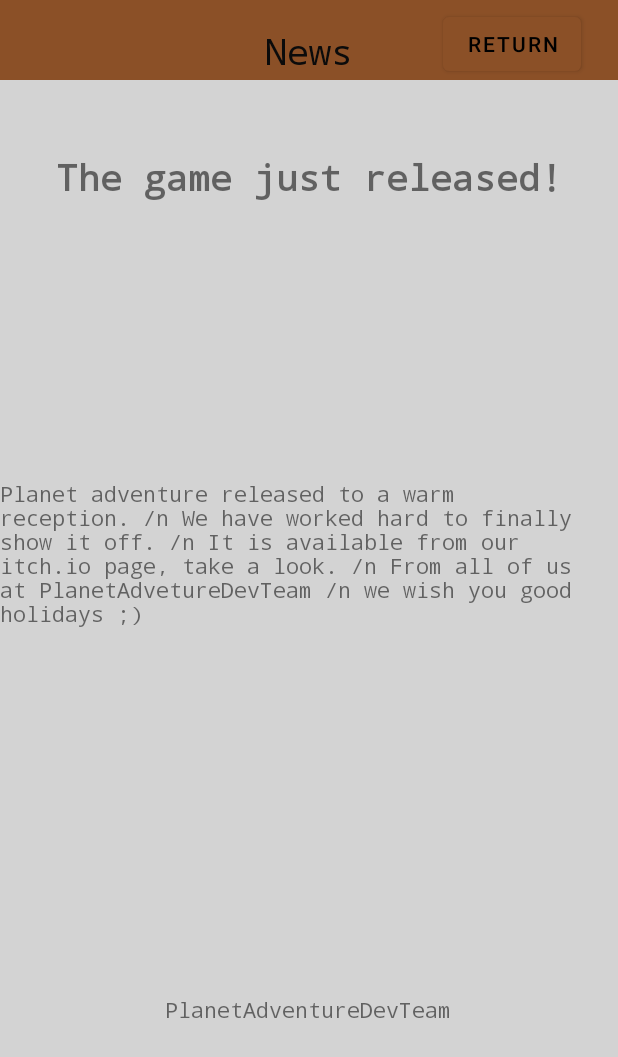
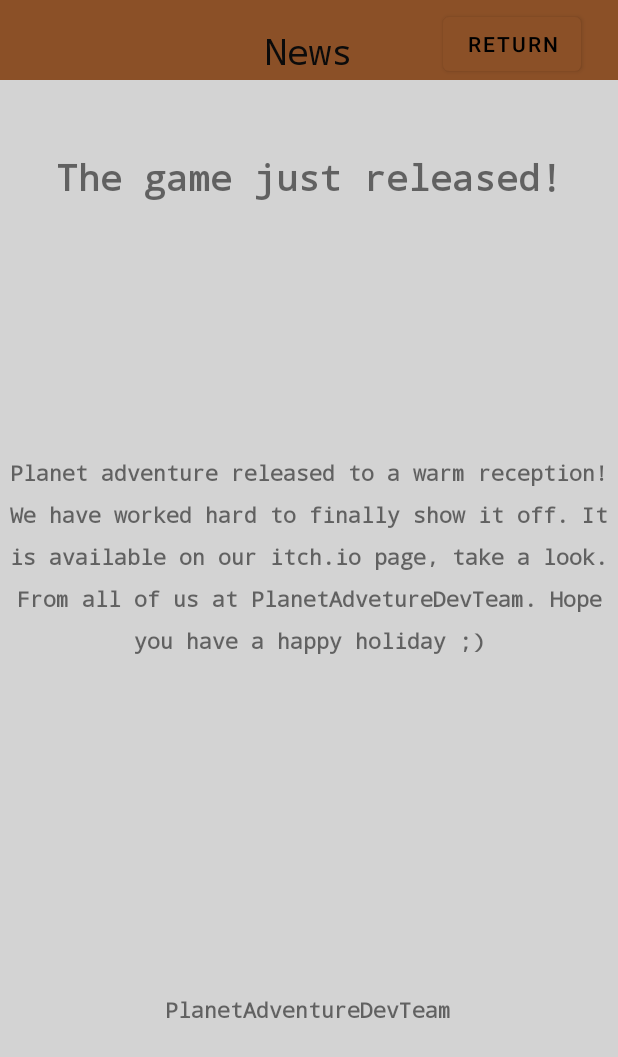
Before and after one commit to Thelangostudent/Game-Forum, an Android app: the NewsActivity screen opened directly, with no data from a screen before it, on a phone screen of 412 x 824 dp. Shown: the top 1057 px of the screen. Run offline under Robolectric (Android 15) with nearby library versions, the phone set to English and light mode, and no system bars.

Commit message:
did some changes in news page

```diff
--- a/app/src/main/res/layout/activity_news.xml
+++ b/app/src/main/res/layout/activity_news.xml
@@ -64,19 +64,25 @@
         android:layout_width="wrap_content"
         android:layout_height="wrap_content"
         android:text="PlanetAdventureDevTeam"
+        android:textStyle="bold"
         app:layout_constraintBottom_toBottomOf="parent"
         app:layout_constraintEnd_toEndOf="parent"
         app:layout_constraintHorizontal_bias="0.497"
         app:layout_constraintStart_toStartOf="parent"
         app:layout_constraintTop_toTopOf="parent"
-        app:layout_constraintVertical_bias="0.824" />
+        app:layout_constraintVertical_bias="0.824"
+        tools:textAlignment="center"
+        tools:textStyle="bold" />
 
     <TextView
-        android:id="@+id/textView10"
+        android:id="@+id/txt_LatestNewsDescription"
         android:layout_width="wrap_content"
         android:layout_height="wrap_content"
         android:layout_marginStart="16dp"
-        android:text="Planet adventure released to a warm reception. /n We have worked hard to finally show it off. /n It is available from our itch.io page, take a look. /n From all of us at PlanetAdvetureDevTeam /n we wish you good holidays ;)"
+        android:lineSpacingExtra="12sp"
+        android:text="Planet adventure released to a warm reception! We have worked hard to finally show it off. It is available on our itch.io page, take a look. From all of us at PlanetAdvetureDevTeam. Hope you have a happy holiday ;)"
+        android:textAlignment="center"
+        android:textStyle="bold"
         app:layout_constraintBottom_toBottomOf="parent"
         app:layout_constraintEnd_toEndOf="parent"
         app:layout_constraintHorizontal_bias="1.0"
```
Also changed, not shown: app/src/main/java/com/group/gameforumproject/CreateFanArtPost.java (+0 -7 lines).
